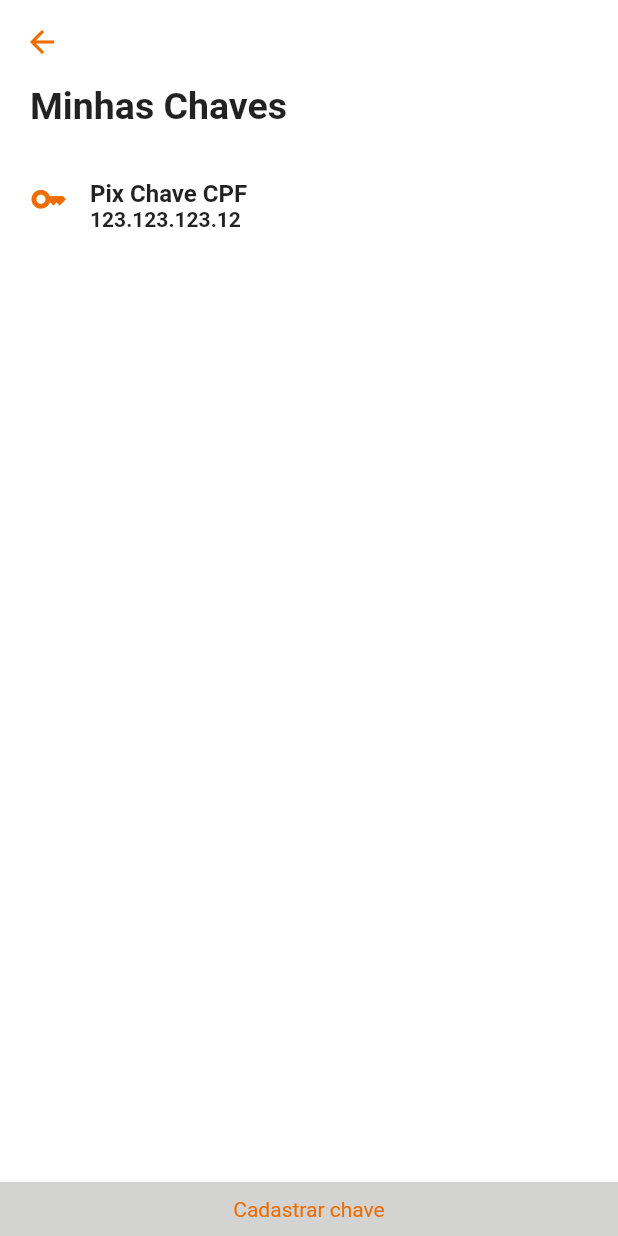
After one commit to viniciusps01/screens-challenge, a Flutter app: the screen it shows after launch, after a tap on "Chaves Registradas", on a phone screen of 412 x 824 dp. The commit adds this screen. Run offline on Flutter 3.47's test engine with Material 2 defaults, Android fonts, the phone set to English and light mode, and no system bars.

Commit message:
Added RegisteredKeysPage

```diff
--- a/lib/main.dart
+++ b/lib/main.dart
@@ -5,6 +5,7 @@ import 'package:screens_challenge/ui/pages/key_already_registered_page/key_alrea
 import 'package:screens_challenge/ui/pages/key_registering_page/key_registering_page.dart';
 import 'package:screens_challenge/ui/pages/keys_menu_page/keys_menu_page.dart';
 import 'package:screens_challenge/ui/pages/message_page/message_page.dart';
+import 'package:screens_challenge/ui/pages/registered_keys_page/registered_keys_page.dart';
 
 import 'ui/pages/cpf_key_page/cpf_key_page.dart';
 import 'ui/pages/signup_success_page/signup_success_page.dart';
@@ -96,6 +97,13 @@ class Home extends StatelessWidget {
                 const KeyAlreadyRegisteredPage(),
               ),
               child: const Text('Chave já Cadastrada'),
+            ),
+            OutlinedButton(
+              onPressed: () => goToPage(
+                context,
+                const RegisteredKeysPage(),
+              ),
+              child: const Text('Chaves Registradas'),
             )
           ],
         ),
--- /dev/null
+++ b/lib/ui/pages/registered_keys_page/registered_keys_page.dart
@@ -0,0 +1,51 @@
+import 'package:flutter/material.dart';
+import 'package:screens_challenge/ui/widgets/grey_button.dart';
+
+import '../../widgets/pix_key.dart';
+
+class RegisteredKeysPage extends StatelessWidget {
+  const RegisteredKeysPage({Key? key}) : super(key: key);
+
+  @override
+  Widget build(BuildContext context) {
+    return Scaffold(
+      appBar: AppBar(),
+      body: Column(
+        crossAxisAlignment: CrossAxisAlignment.start,
+        children: [
+          Expanded(
+            child: Container(
+              padding: const EdgeInsets.only(
+                left: 20,
+                right: 20,
+                bottom: 10,
+              ),
+              child: Column(
+                crossAxisAlignment: CrossAxisAlignment.start,
+                children: [
+                  Text(
+                    'Minhas Chaves',
+                    style: Theme.of(context).textTheme.titleLarge,
+                  ),
+                  const SizedBox(height: 20),
+                  const PixKey(
+                    showIcon: true,
+                    title: 'Pix Chave CPF',
+                    value: '123.123.123.12',
+                  ),
+                ],
+              ),
+            ),
+          ),
+          SizedBox(
+            width: double.infinity,
+            child: GreyButton(
+              onPressed: () {},
+              label: 'Cadastrar chave',
+            ),
+          )
+        ],
+      ),
+    );
+  }
+}
```
